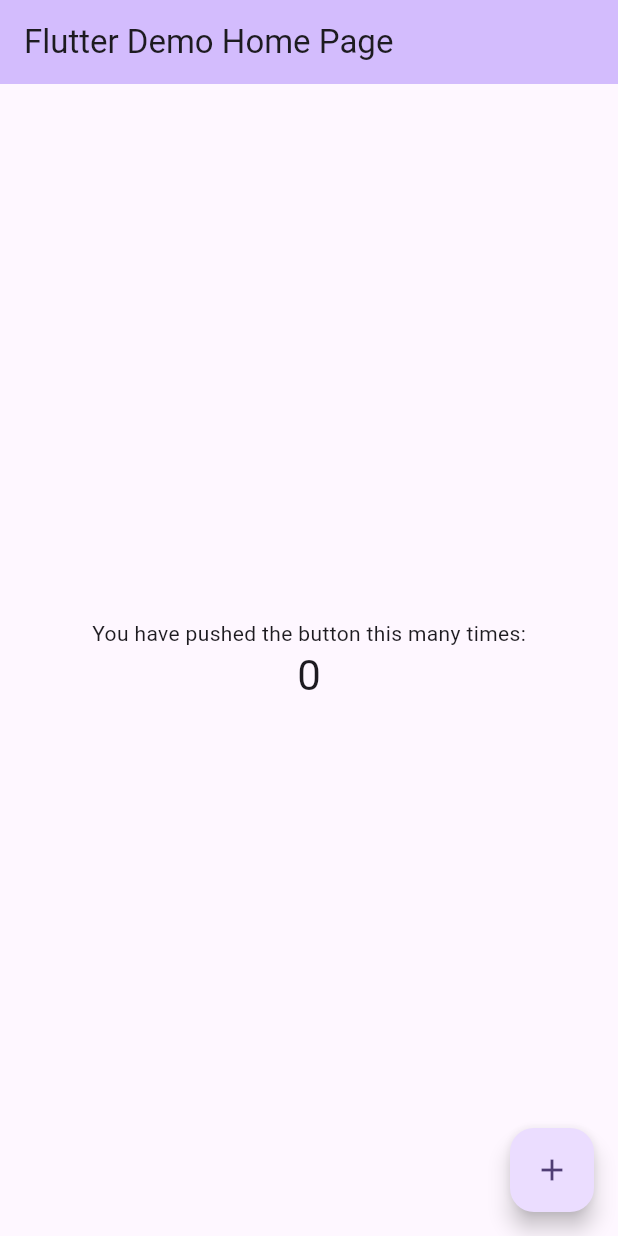
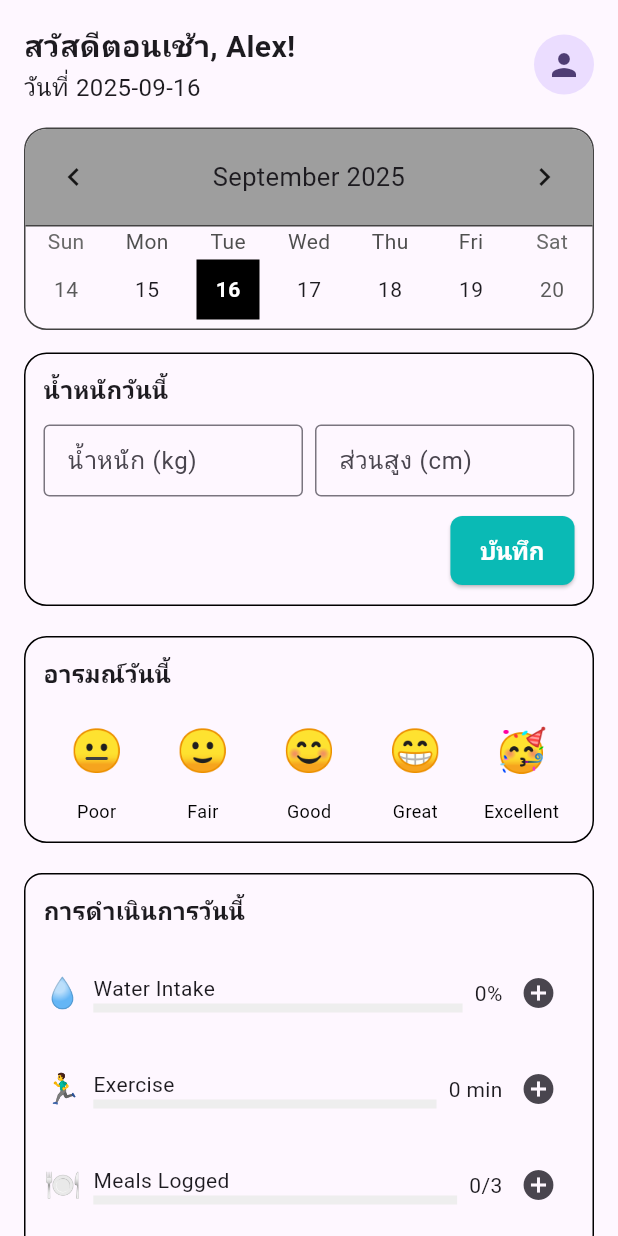
Before and after one commit to Navaphon001/Health-Tracking, a Flutter app: the screen it shows after launch, on a phone screen of 412 x 824 dp. Run offline on Flutter 3.47's test engine with Material 3 defaults, Android fonts, the phone set to English and light mode, and no system bars; drawn by our look-alikes of table_calendar.

Commit message:
add dashboard UI

```diff
--- /dev/null
+++ b/my_app/lib/dashboard.dart
@@ -0,0 +1,438 @@
+import 'package:flutter/material.dart';
+import 'package:provider/provider.dart';
+import 'package:table_calendar/table_calendar.dart';
+
+import 'providers/water_provider.dart';
+import 'providers/exercise_provider.dart';
+import 'providers/meal_provider.dart';
+import 'providers/date_provider.dart';
+import 'providers/bmi_provider.dart';
+import 'providers/mood_provider.dart';
+
+class DashboardPage extends StatelessWidget {
+  const DashboardPage({super.key});
+
+  @override
+  Widget build(BuildContext context) {
+    final water = context.watch<WaterProvider>().water;
+    final exercise = context.watch<ExerciseProvider>().exercise;
+    final meal = context.watch<MealProvider>().meal;
+    final date = context.watch<DateProvider>().date;
+
+    final formattedDate = date.toLocal().toString().split(' ')[0];
+
+    return Scaffold(
+      body: SafeArea(
+        child: SingleChildScrollView(
+          padding: const EdgeInsets.all(16),
+          child: Column(
+            crossAxisAlignment: CrossAxisAlignment.start,
+            children: [
+              // Greeting
+              Row(
+                mainAxisAlignment: MainAxisAlignment.spaceBetween,
+                children: [
+                  Column(
+                    crossAxisAlignment: CrossAxisAlignment.start,
+                    children: [
+                      const Text(
+                        'สวัสดีตอนเช้า, Alex!',
+                        style: TextStyle(
+                          fontSize: 20,
+                          fontWeight: FontWeight.bold,
+                        ),
+                      ),
+                      Text(
+                        'วันที่ $formattedDate',
+                        style: const TextStyle(fontSize: 16),
+                      ),
+                    ],
+                  ),
+                  const CircleAvatar(child: Icon(Icons.person)),
+                ],
+              ),
+              const SizedBox(height: 15),
+
+              // TableCalendar
+              Container(
+                padding: const EdgeInsets.all(0),
+                decoration: BoxDecoration(
+                  border: Border.all(color: Colors.grey.shade800),
+                  borderRadius: BorderRadius.circular(15),
+                ),
+                child: Column(
+                  children: [
+                    TableCalendar(
+                      firstDay: DateTime.utc(2020, 1, 1),
+                      lastDay: DateTime.utc(2100, 12, 31),
+                      focusedDay: date,
+                      selectedDayPredicate: (day) => isSameDay(day, date),
+                      onDaySelected: (selectedDay, focusedDay) {
+                        context.read<DateProvider>().setDate(selectedDay);
+                      },
+                      calendarFormat: CalendarFormat.week,
+                      headerStyle: HeaderStyle(
+                        titleCentered: true, // ทำให้ข้อความเดือนปีอยู่ตรงกลาง
+                        formatButtonVisible:
+                            false, // ซ่อนปุ่มเปลี่ยนรูปแบบปฏิทิน
+                        decoration: BoxDecoration(
+                          color: Colors.grey,
+                          border: Border(
+                            bottom: BorderSide(color: Colors.grey.shade800),
+                          ),
+                          borderRadius: BorderRadius.only(
+                            topLeft: Radius.circular(14), // ✅ มนเฉพาะมุมบนซ้าย
+                            topRight: Radius.circular(14), // ✅ มนเฉพาะมุมบนขวา
+                          ),
+                        ),
+                      ),
+                      calendarStyle: CalendarStyle(
+                        outsideDaysVisible: true,
+                        outsideTextStyle: TextStyle(
+                          color: Colors.grey.shade500,
+                        ),
+                        selectedDecoration: BoxDecoration(
+                          color: Colors.black, // ✅ พื้นหลังวันที่ถูกเลือก
+                          shape: BoxShape.rectangle, // หรือ BoxShape.rectangle
+                        ),
+                        selectedTextStyle: TextStyle(
+                          color: Colors.white, // ✅ สีข้อความของวันที่ถูกเลือก
+                          fontWeight: FontWeight.bold,
+                        ),
+                        todayDecoration: BoxDecoration(
+                          color:
+                              Colors.grey, // ✅ พื้นหลังของวันนี้ (ไม่ได้เลือก)
+                        ),
+                        todayTextStyle: TextStyle(color: Colors.white),
+                      ),
+                    ),
+                  ],
+                ),
+              ),
+
+              const SizedBox(height: 15),
+
+              // น้ำหนักวันนี้
+              Container(
+                padding: const EdgeInsets.all(12),
+                margin: const EdgeInsets.only(bottom: 20),
+                decoration: BoxDecoration(
+                  border: Border.all(color: Colors.black),
+                  borderRadius: BorderRadius.circular(15),
+                ),
+                child: Column(
+                  crossAxisAlignment: CrossAxisAlignment.start,
+                  children: [
+                    const Text(
+                      "น้ำหนักวันนี้",
+                      style: TextStyle(
+                        fontSize: 16,
+                        fontWeight: FontWeight.bold,
+                      ),
+                    ),
+                    const SizedBox(height: 12),
+                    _BMISection(),
+                  ],
+                ),
+              ),
+
+              // อารมณ์วันนี้
+              Container(
+                padding: const EdgeInsets.all(12),
+                margin: const EdgeInsets.only(bottom: 20),
+                decoration: BoxDecoration(
+                  border: Border.all(color: Colors.black),
+                  borderRadius: BorderRadius.circular(15),
+                ),
+                child: Column(
+                  crossAxisAlignment: CrossAxisAlignment.start,
+                  children: const [
+                    Text(
+                      "อารมณ์วันนี้",
+                      style: TextStyle(
+                        fontSize: 16,
+                        fontWeight: FontWeight.bold,
+                      ),
+                    ),
+                    SizedBox(height: 12),
+                    Row(
+                      mainAxisAlignment: MainAxisAlignment.spaceAround,
+                      children: [
+                        _EmojiMood("😐", "Poor"),
+                        _EmojiMood("🙂", "Fair"),
+                        _EmojiMood("😊", "Good"),
+                        _EmojiMood("😁", "Great"),
+                        _EmojiMood("🥳", "Excellent"),
+                      ],
+                    ),
+                  ],
+                ),
+              ),
+
+              // การดำเนินการวันนี้
+              Container(
+                padding: const EdgeInsets.all(12),
+                decoration: BoxDecoration(
+                  border: Border.all(color: Colors.black),
+                  borderRadius: BorderRadius.circular(12),
+                ),
+                child: Column(
+                  crossAxisAlignment: CrossAxisAlignment.start,
+                  children: [
+                    const Text(
+                      "การดำเนินการวันนี้",
+                      style: TextStyle(
+                        fontSize: 16,
+                        fontWeight: FontWeight.bold,
+                      ),
+                    ),
+
+                    const SizedBox(height: 12),
+                    _ProgressItem(
+                      icon: "💧",
+                      label: "Water Intake",
+                      progressText: "${(water / 2000 * 100).toInt()}%",
+                      progress: water / 2000,
+                      onTap: () =>
+                          context.read<WaterProvider>().setWater(water + 250),
+                    ),
+                    _ProgressItem(
+                      icon: "🏃‍♂️",
+                      label: "Exercise",
+                      progressText: exercise >= 30 ? "Done" : "${exercise} min",
+                      progress: (exercise / 30).clamp(0.0, 1.0),
+                      onTap: () => context.read<ExerciseProvider>().setExercise(
+                        exercise + 10,
+                      ),
+                    ),
+                    _ProgressItem(
+                      icon: "🍽️",
+                      label: "Meals Logged",
+                      progressText: meal.isNotEmpty ? "2/3" : "0/3",
+                      progress: meal.isNotEmpty ? 0.66 : 0.0,
+                      onTap: () =>
+                          context.read<MealProvider>().setMeal("อาหารกลางวัน"),
+                    ),
+                  ],
+                ),
+              ),
+            ],
+          ),
+        ),
+      ),
+    );
+  }
+}
+
+// องค์ประกอบย่อย
+class _EmojiMood extends StatelessWidget {
+  final String emoji;
+  final String label;
+  const _EmojiMood(this.emoji, this.label, {super.key});
+
+  @override
+  Widget build(BuildContext context) {
+    final selected = context.watch<MoodProvider>().selectedMood;
+    final isSelected = selected == label;
+
+    return GestureDetector(
+      onTap: () => context.read<MoodProvider>().setMood(label),
+      child: Column(
+        children: [
+          Container(
+            padding: const EdgeInsets.all(8),
+            decoration: BoxDecoration(
+              shape: BoxShape.rectangle,
+              color: isSelected ? const Color.fromARGB(139, 10, 186, 180) : Colors.transparent,
+              borderRadius: BorderRadius.circular(15)
+            ),
+            child: Text(
+              emoji,
+              style: TextStyle(
+                fontSize: 28,
+                color: isSelected ? const Color(0xFF0ABAB5) : Colors.black,
+              ),
+            ),
+          ),
+          const SizedBox(height: 4),
+          Text(
+            label,
+            style: TextStyle(
+              fontSize: 12,
+              fontWeight: isSelected ? FontWeight.bold : FontWeight.normal,
+              color: isSelected ? const Color(0xFF0ABAB5) : Colors.black,
+            ),
+          ),
+        ],
+      ),
+    );
+  }
+}
+
+class _ProgressItem extends StatelessWidget {
+  final String icon;
+  final String label;
+  final String progressText;
+  final double progress;
+  final VoidCallback onTap;
+
+  const _ProgressItem({
+    required this.icon,
+    required this.label,
+    required this.progressText,
+    required this.progress,
+    required this.onTap,
+  });
+
+  @override
+  Widget build(BuildContext context) {
+    return Padding(
+      padding: const EdgeInsets.symmetric(vertical: 8),
+      child: Row(
+        children: [
+          Text(icon, style: const TextStyle(fontSize: 20)),
+          const SizedBox(width: 8),
+          Expanded(
+            child: Column(
+              crossAxisAlignment: CrossAxisAlignment.start,
+              children: [
+                Text(label),
+                LinearProgressIndicator(
+                  value: progress,
+                  backgroundColor: Colors.grey[200],
+                  color: Colors.blue,
+                  minHeight: 6,
+                ),
+              ],
+            ),
+          ),
+          const SizedBox(width: 8),
+          Text(progressText),
+          IconButton(onPressed: onTap, icon: const Icon(Icons.add_circle)),
+        ],
+      ),
+    );
+  }
+}
+
+class _BMISection extends StatelessWidget {
+  final TextEditingController weightController = TextEditingController();
+  final TextEditingController heightController = TextEditingController();
+
+  _BMISection({super.key});
+
+  void _submit(BuildContext context) {
+    final double? weight = double.tryParse(weightController.text);
+    final double? height = double.tryParse(heightController.text);
+
+    if (weight != null && height != null && height > 0) {
+      context.read<BmiProvider>().setValues(weight, height);
+    }
+  }
+
+  @override
+  Widget build(BuildContext context) {
+    return Consumer<BmiProvider>(
+      builder: (context, bmiProvider, _) {
+        final isReadOnly = bmiProvider.submitted;
+
+        // เซ็ตค่าใน input ถ้ากดบันทึกแล้ว (กันไว้ให้โชว์ค่าที่เคยกรอก)
+        if (isReadOnly) {
+          weightController.text = bmiProvider.weight?.toString() ?? '';
+          heightController.text = bmiProvider.height?.toString() ?? '';
+        }
+
+        return Column(
+          crossAxisAlignment: CrossAxisAlignment.start,
+          children: [
+            // ➤ บรรทัด input
+            Row(
+              children: [
+                Expanded(
+                  child: TextField(
+                    controller: weightController,
+                    keyboardType: TextInputType.number,
+                    readOnly: isReadOnly,
+                    decoration: const InputDecoration(
+                      labelText: 'น้ำหนัก (kg)',
+                      border: OutlineInputBorder(),
+                      isDense: true,
+                    ),
+                  ),
+                ),
+                const SizedBox(width: 8),
+                Expanded(
+                  child: TextField(
+                    controller: heightController,
+                    keyboardType: TextInputType.number,
+                    readOnly: isReadOnly,
+                    decoration: const InputDecoration(
+                      labelText: 'ส่วนสูง (cm)',
+                      border: OutlineInputBorder(),
+                      isDense: true,
+                    ),
+                  ),
+                ),
+              ],
+            ),
+
+            const SizedBox(height: 12),
+
+            // ➤ บรรทัดปุ่ม/ผลลัพธ์
+            isReadOnly
+                ? Row(
+                    mainAxisAlignment: MainAxisAlignment.spaceBetween,
+                    children: [
+                      Text(
+                        "BMI: ${bmiProvider.bmi?.toStringAsFixed(2) ?? '-'}",
+                        style: const TextStyle(fontSize: 16),
+                      ),
+                      ElevatedButton(
+                        onPressed: () => bmiProvider.reset(),
+                        style: ElevatedButton.styleFrom(
+                          backgroundColor: const Color(0xFF919191),
+                          foregroundColor: Colors.white,
+                          textStyle: const TextStyle(
+                            fontWeight: FontWeight.bold, // ✅ ทำให้ตัวหนา
+                            fontSize: 16,
+                          ),
+                          padding: const EdgeInsets.symmetric(
+                            horizontal: 20,
+                            vertical: 12,
+                          ),
+                          shape: RoundedRectangleBorder(
+                            borderRadius: BorderRadius.circular(8),
+                          ),
+                        ),
+                        child: const Text("แก้ไข"),
+                      ),
+                    ],
+                  )
+                : Align(
+                    alignment: Alignment.centerRight,
+                    child: ElevatedButton(
+                      onPressed: () => _submit(context),
+                      style: ElevatedButton.styleFrom(
+                        backgroundColor: const Color(0xFF0ABAB5),
+                        foregroundColor: Colors.white,
+                        textStyle: const TextStyle(
+                          fontWeight: FontWeight.bold, // ✅ ทำให้ตัวหนา
+                          fontSize: 16,
+                        ),
+                        padding: const EdgeInsets.symmetric(
+                          horizontal: 20,
+                          vertical: 12,
+                        ),
+                        shape: RoundedRectangleBorder(
+                          borderRadius: BorderRadius.circular(8),
+                        ),
+                      ),
+                      child: const Text("บันทึก"),
+                    ),
+                  ),
+          ],
+        );
+      },
+    );
+  }
+}
--- a/my_app/lib/main.dart
+++ b/my_app/lib/main.dart
@@ -1,7 +1,28 @@
 import 'package:flutter/material.dart';
+import 'package:my_app/dashboard.dart';
+import 'package:provider/provider.dart';
+
+import 'providers/date_provider.dart';
+import 'providers/water_provider.dart';
+import 'providers/exercise_provider.dart';
+import 'providers/meal_provider.dart';
+import 'providers/bmi_provider.dart';
+import 'providers/mood_provider.dart';
 
 void main() {
-  runApp(const MyApp());
+  runApp(
+    MultiProvider(
+      providers: [
+        ChangeNotifierProvider(create: (_) => WaterProvider()),
+        ChangeNotifierProvider(create: (_) => ExerciseProvider()),
+        ChangeNotifierProvider(create: (_) => MealProvider()),
+        ChangeNotifierProvider(create: (_) => DateProvider()),
+        ChangeNotifierProvider(create: (_) => BmiProvider()),
+        ChangeNotifierProvider(create: (_) => MoodProvider()) // ✅ เพิ่มตรงนี้
+      ],
+      child: const MyApp(),
+    ),
+  );
 }
 
 class MyApp extends StatelessWidget {
@@ -13,110 +34,9 @@ class MyApp extends StatelessWidget {
     return MaterialApp(
       title: 'Flutter Demo',
       theme: ThemeData(
-        // This is the theme of your application.
-        //
-        // TRY THIS: Try running your application with "flutter run". You'll see
-        // the application has a purple toolbar. Then, without quitting the app,
-        // try changing the seedColor in the colorScheme below to Colors.green
-        // and then invoke "hot reload" (save your changes or press the "hot
-        // reload" button in a Flutter-supported IDE, or press "r" if you used
-        // the command line to start the app).
-        //
-        // Notice that the counter didn't reset back to zero; the application
-        // state is not lost during the reload. To reset the state, use hot
-        // restart instead.
-        //
-        // This works for code too, not just values: Most code changes can be
-        // tested with just a hot reload.
         colorScheme: ColorScheme.fromSeed(seedColor: Colors.deepPurple),
       ),
-      home: const MyHomePage(title: 'Flutter Demo Home Page'),
+      home: const DashboardPage(),
     );
   }
 }
-
-class MyHomePage extends StatefulWidget {
-  const MyHomePage({super.key, required this.title});
-
-  // This widget is the home page of your application. It is stateful, meaning
-  // that it has a State object (defined below) that contains fields that affect
-  // how it looks.
-
-  // This class is the configuration for the state. It holds the values (in this
-  // case the title) provided by the parent (in this case the App widget) and
-  // used by the build method of the State. Fields in a Widget subclass are
-  // always marked "final".
-
-  final String title;
-
-  @override
-  State<MyHomePage> createState() => _MyHomePageState();
-}
-
-class _MyHomePageState extends State<MyHomePage> {
-  int _counter = 0;
-
-  void _incrementCounter() {
-    setState(() {
-      // This call to setState tells the Flutter framework that something has
-      // changed in this State, which causes it to rerun the build method below
-      // so that the display can reflect the updated values. If we changed
-      // _counter without calling setState(), then the build method would not be
-      // called again, and so nothing would appear to happen.
-      _counter++;
-    });
-  }
-
-  @override
-  Widget build(BuildContext context) {
-    // This method is rerun every time setState is called, for instance as done
-    // by the _incrementCounter method above.
-    //
-    // The Flutter framework has been optimized to make rerunning build methods
-    // fast, so that you can just rebuild anything that needs updating rather
-    // than having to individually change instances of widgets.
-    return Scaffold(
-      appBar: AppBar(
-        // TRY THIS: Try changing the color here to a specific color (to
-        // Colors.amber, perhaps?) and trigger a hot reload to see the AppBar
-        // change color while the other colors stay the same.
-        backgroundColor: Theme.of(context).colorScheme.inversePrimary,
-        // Here we take the value from the MyHomePage object that was created by
-        // the App.build method, and use it to set our appbar title.
-        title: Text(widget.title),
-      ),
-      body: Center(
-        // Center is a layout widget. It takes a single child and positions it
-        // in the middle of the parent.
-        child: Column(
-          // Column is also a layout widget. It takes a list of children and
-          // arranges them vertically. By default, it sizes itself to fit its
-          // children horizontally, and tries to be as tall as its parent.
-          //
-          // Column has various properties to control how it sizes itself and
-          // how it positions its children. Here we use mainAxisAlignment to
-          // center the children vertically; the main axis here is the vertical
-          // axis because Columns are vertical (the cross axis would be
-          // horizontal).
-          //
-          // TRY THIS: Invoke "debug painting" (choose the "Toggle Debug Paint"
-          // action in the IDE, or press "p" in the console), to see the
-          // wireframe for each widget.
-          mainAxisAlignment: MainAxisAlignment.center,
-          children: <Widget>[
-            const Text('You have pushed the button this many times:'),
-            Text(
-              '$_counter',
-              style: Theme.of(context).textTheme.headlineMedium,
-            ),
-          ],
-        ),
-      ),
-      floatingActionButton: FloatingActionButton(
-        onPressed: _incrementCounter,
-        tooltip: 'Increment',
-        child: const Icon(Icons.add),
-      ), // This trailing comma makes auto-formatting nicer for build methods.
-    );
-  }
-}
--- /dev/null
+++ b/my_app/lib/providers/bmi_provider.dart
@@ -0,0 +1,34 @@
+// import 'package:flutter/material.dart';
+import 'package:flutter/foundation.dart';
+
+class BmiProvider with ChangeNotifier {
+  double? _weight;
+  double? _height;
+  double? _bmi;
+  bool _submitted = false;
+
+  double? get weight => _weight;
+  double? get height => _height;
+  double? get bmi => _bmi;
+  bool get submitted => _submitted;
+
+  void setValues(double weight, double height) {
+    _weight = weight;
+    _height = height;
+    _calculateBmi();
+    _submitted = true;
+    notifyListeners();
+  }
+
+  void reset() {
+    _submitted = false;
+    notifyListeners();
+  }
+
+  void _calculateBmi() {
+    if (_weight != null && _height != null && _height! > 0) {
+      final heightM = _height! / 100;
+      _bmi = _weight! / (heightM * heightM);
+    }
+  }
+}
--- /dev/null
+++ b/my_app/lib/providers/date_provider.dart
@@ -0,0 +1,37 @@
+import 'package:flutter/foundation.dart';
+
+class DateProvider with ChangeNotifier {
+  DateTime _date = DateTime.now();
+  String _formattedMonthYear = '';
+
+  DateProvider() {
+    _updateFormattedMonthYear(); // เรียกตอนสร้าง
+  }
+
+  DateTime get date => _date;
+  String get formattedMonthYear => _formattedMonthYear;
+
+  void setDate(DateTime newDate) {
+    _date = newDate;
+    _updateFormattedMonthYear(); // อัปเดต string เมื่อเปลี่ยนวันที่
+    notifyListeners();
+  }
+
+  void _updateFormattedMonthYear() {
+    const months = [
+      'มกราคม',
+      'กุมภาพันธ์',
+      'มีนาคม',
+      'เมษายน',
+      'พฤษภาคม',
+      'มิถุนายน',
+      'กรกฎาคม',
+      'สิงหาคม',
+      'กันยายน',
+      'ตุลาคม',
+      'พฤศจิกายน',
+      'ธันวาคม',
+    ];
+    _formattedMonthYear = '${months[_date.month - 1]} ${_date.year}';
+  }
+}
--- /dev/null
+++ b/my_app/lib/providers/exercise_provider.dart
@@ -0,0 +1,12 @@
+import 'package:flutter/foundation.dart';
+
+class ExerciseProvider with ChangeNotifier {
+  int _exercise = 0;
+
+  int get exercise => _exercise;
+
+  void setExercise(int minutes) {
+    _exercise = minutes;
+    notifyListeners();
+  }
+}
--- /dev/null
+++ b/my_app/lib/providers/meal_provider.dart
@@ -0,0 +1,12 @@
+import 'package:flutter/foundation.dart';
+
+class MealProvider with ChangeNotifier {
+  String _meal = '';
+
+  String get meal => _meal;
+
+  void setMeal(String newMeal) {
+    _meal = newMeal;
+    notifyListeners();
+  }
+}
--- /dev/null
+++ b/my_app/lib/providers/mood_provider.dart
@@ -0,0 +1,17 @@
+import 'package:flutter/material.dart';
+
+class MoodProvider with ChangeNotifier {
+  String? _selectedMood;
+
+  String? get selectedMood => _selectedMood;
+
+  void setMood(String mood) {
+    _selectedMood = mood;
+    notifyListeners();
+  }
+
+  void resetMood() {
+    _selectedMood = null;
+    notifyListeners();
+  }
+}
--- /dev/null
+++ b/my_app/lib/providers/water_provider.dart
@@ -0,0 +1,12 @@
+import 'package:flutter/foundation.dart';
+
+class WaterProvider with ChangeNotifier {
+  int _water = 0;
+
+  int get water => _water;
+
+  void setWater(int amount) {
+    _water = amount;
+    notifyListeners();
+  }
+}
--- a/my_app/pubspec.yaml
+++ b/my_app/pubspec.yaml
@@ -35,6 +35,7 @@ dependencies:
   # Use with the CupertinoIcons class for iOS style icons.
   cupertino_icons: ^1.0.8
   provider: ^6.1.5+1
+  table_calendar: ^3.2.0
 
 dev_dependencies:
   flutter_test:
```
Also changed, not shown: my_app/pubspec.lock.
